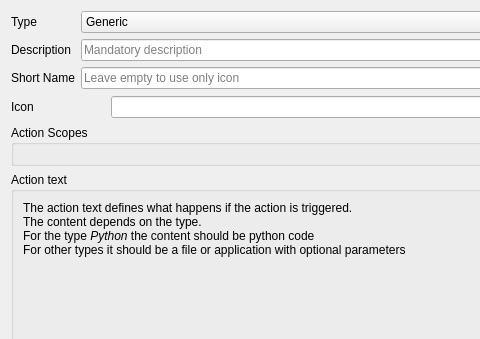
The window that src/ui/qgsattributeactionpropertiesdialogbase.ui (qgis/QGIS) describes before a commit, drawn with Qt 5; both pictures show x 0 to 480 and y 0 to 339 of the 702 by 554 pixel window.
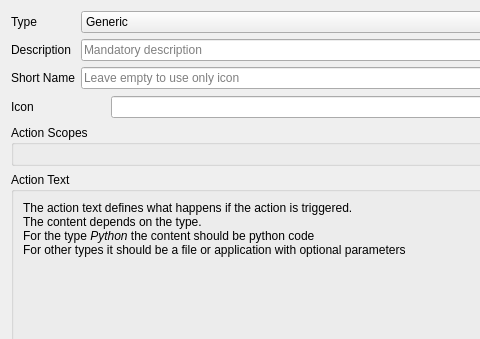
The same window after the commit. Icons and pictures are not drawn. Custom widgets are drawn as their Qt base class.

What changed in the file:
```diff
--- a/src/ui/qgsattributeactionpropertiesdialogbase.ui
+++ b/src/ui/qgsattributeactionpropertiesdialogbase.ui
@@ -36,7 +36,7 @@
       </sizepolicy>
      </property>
      <property name="title">
-      <string>Action text</string>
+      <string>Action Text</string>
      </property>
      <layout class="QGridLayout" name="gridLayout">
       <item row="2" column="0">
```
